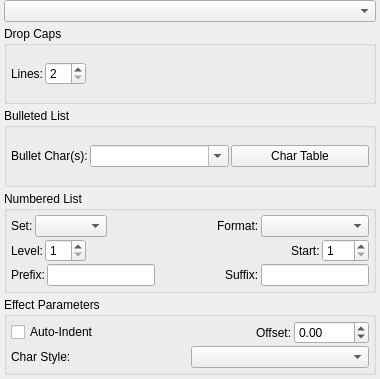
Qt form scribus/ui/propertywidget_pareffectbase.ui (nitramr/scribus) before a commit.
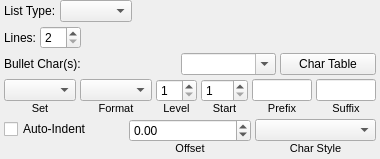
The same form after that commit. Custom widgets are drawn as their Qt base class.

Commit message: parEffect UI redesign

Patch:
```diff
--- a/scribus/ui/propertywidget_pareffectbase.ui
+++ b/scribus/ui/propertywidget_pareffectbase.ui
@@ -2,26 +2,12 @@
 <ui version="4.0">
  <class>PropertyWidget_ParEffectBase</class>
  <widget class="QWidget" name="PropertyWidget_ParEffectBase">
-  <property name="geometry">
-   <rect>
-    <x>0</x>
-    <y>0</y>
-    <width>380</width>
-    <height>379</height>
-   </rect>
-  </property>
   <property name="sizePolicy">
    <sizepolicy hsizetype="MinimumExpanding" vsizetype="MinimumExpanding">
     <horstretch>0</horstretch>
     <verstretch>0</verstretch>
    </sizepolicy>
   </property>
-  <property name="minimumSize">
-   <size>
-    <width>0</width>
-    <height>0</height>
-   </size>
-  </property>
   <property name="maximumSize">
    <size>
     <width>380</width>
@@ -48,28 +34,66 @@
     <number>4</number>
    </property>
    <item>
-    <widget class="QComboBox" name="peCombo"/>
+    <widget class="QWidget" name="widget" native="true">
+     <layout class="QHBoxLayout" name="horizontalLayout_2">
+      <property name="spacing">
+       <number>4</number>
+      </property>
+      <property name="leftMargin">
+       <number>0</number>
+      </property>
+      <property name="topMargin">
+       <number>0</number>
+      </property>
+      <property name="rightMargin">
+       <number>0</number>
+      </property>
+      <property name="bottomMargin">
+       <number>0</number>
+      </property>
+      <item>
+       <widget class="QLabel" name="label">
+        <property name="text">
+         <string>List Type:</string>
+        </property>
+       </widget>
+      </item>
+      <item>
+       <widget class="QComboBox" name="peCombo"/>
+      </item>
+      <item>
+       <spacer name="horizontalSpacer_3">
+        <property name="orientation">
+         <enum>Qt::Horizontal</enum>
+        </property>
+        <property name="sizeHint" stdset="0">
+         <size>
+          <width>40</width>
+          <height>20</height>
+         </size>
+        </property>
+       </spacer>
+      </item>
+     </layout>
+    </widget>
    </item>
    <item>
-    <widget class="QGroupBox" name="dropCapsGroup">
-     <property name="title">
-      <string>Drop Caps</string>
-     </property>
+    <widget class="QWidget" name="dropCapsGroup" native="true">
      <layout class="QHBoxLayout" name="horizontalLayout">
       <property name="spacing">
-       <number>2</number>
+       <number>4</number>
       </property>
       <property name="leftMargin">
-       <number>4</number>
+       <number>0</number>
       </property>
       <property name="topMargin">
-       <number>4</number>
+       <number>0</number>
       </property>
       <property name="rightMargin">
-       <number>4</number>
+       <number>0</number>
       </property>
       <property name="bottomMargin">
-       <number>4</number>
+       <number>0</number>
       </property>
       <item>
        <widget class="QLabel" name="dropCapLinesLabel">
@@ -105,27 +129,47 @@
     </widget>
    </item>
    <item>
-    <widget class="QGroupBox" name="bullGroup">
-     <property name="title">
-      <string>Bulleted List</string>
-     </property>
-     <layout class="QGridLayout" name="gridLayout_3">
+    <widget class="QWidget" name="bullGroup" native="true">
+     <layout class="QHBoxLayout" name="horizontalLayout_3">
+      <property name="spacing">
+       <number>4</number>
+      </property>
       <property name="leftMargin">
-       <number>4</number>
+       <number>0</number>
       </property>
       <property name="topMargin">
-       <number>4</number>
+       <number>0</number>
       </property>
       <property name="rightMargin">
-       <number>4</number>
+       <number>0</number>
       </property>
       <property name="bottomMargin">
-       <number>4</number>
+       <number>0</number>
       </property>
-      <property name="spacing">
-       <number>2</number>
-      </property>
-      <item row="0" column="1">
+      <item>
+       <widget class="QLabel" name="bulletCharLabel">
+        <property name="text">
+         <string>Bullet Char(s):</string>
+        </property>
+        <property name="buddy">
+         <cstring>bulletStrEdit</cstring>
+        </property>
+       </widget>
+      </item>
+      <item>
+       <spacer name="horizontalSpacer_2">
+        <property name="orientation">
+         <enum>Qt::Horizontal</enum>
+        </property>
+        <property name="sizeHint" stdset="0">
+         <size>
+          <width>4</width>
+          <height>10</height>
+         </size>
+        </property>
+       </spacer>
+      </item>
+      <item>
        <widget class="QComboBox" name="bulletStrEdit">
         <property name="sizePolicy">
          <sizepolicy hsizetype="MinimumExpanding" vsizetype="Fixed">
@@ -144,17 +188,7 @@
         </property>
        </widget>
       </item>
-      <item row="0" column="0">
-       <widget class="QLabel" name="bulletCharLabel">
-        <property name="text">
-         <string>Bullet Char(s):</string>
-        </property>
-        <property name="buddy">
-         <cstring>bulletStrEdit</cstring>
-        </property>
-       </widget>
-      </item>
-      <item row="0" column="2">
+      <item>
        <widget class="QPushButton" name="bulletCharTableButton">
         <property name="sizePolicy">
          <sizepolicy hsizetype="MinimumExpanding" vsizetype="Fixed">
@@ -177,92 +211,28 @@
     </widget>
    </item>
    <item>
-    <widget class="QGroupBox" name="numGroup">
-     <property name="title">
-      <string>Numbered List</string>
-     </property>
-     <layout class="QGridLayout" name="gridLayout_2">
+    <widget class="QWidget" name="numGroup" native="true">
+     <layout class="QHBoxLayout" name="horizontalLayout_4" stretch="0,1,0,0,0,0">
+      <property name="spacing">
+       <number>4</number>
+      </property>
       <property name="leftMargin">
-       <number>4</number>
+       <number>0</number>
       </property>
       <property name="topMargin">
-       <number>4</number>
+       <number>0</number>
       </property>
       <property name="rightMargin">
-       <number>4</number>
+       <number>0</number>
       </property>
       <property name="bottomMargin">
-       <number>4</number>
+       <number>0</number>
       </property>
-      <property name="spacing">
-       <number>2</number>
-      </property>
-      <item row="3" column="0" colspan="2">
-       <layout class="QHBoxLayout" name="horizontalLayout_2">
+      <item>
+       <layout class="QVBoxLayout" name="verticalLayout_5">
         <property name="spacing">
-         <number>2</number>
+         <number>0</number>
         </property>
-        <item>
-         <widget class="QLabel" name="numLevelLabel">
-          <property name="text">
-           <string>Level:</string>
-          </property>
-          <property name="buddy">
-           <cstring>numLevelSpin</cstring>
-          </property>
-         </widget>
-        </item>
-        <item>
-         <widget class="QSpinBox" name="numLevelSpin">
-          <property name="minimum">
-           <number>1</number>
-          </property>
-         </widget>
-        </item>
-        <item>
-         <spacer name="horizontalSpacer_2">
-          <property name="orientation">
-           <enum>Qt::Horizontal</enum>
-          </property>
-          <property name="sizeHint" stdset="0">
-           <size>
-            <width>40</width>
-            <height>20</height>
-           </size>
-          </property>
-         </spacer>
-        </item>
-        <item>
-         <widget class="QLabel" name="numStartLabel">
-          <property name="text">
-           <string>Start:</string>
-          </property>
-         </widget>
-        </item>
-        <item>
-         <widget class="QSpinBox" name="numStart">
-          <property name="minimum">
-           <number>1</number>
-          </property>
-          <property name="maximum">
-           <number>999</number>
-          </property>
-         </widget>
-        </item>
-       </layout>
-      </item>
-      <item row="0" column="0" colspan="2">
-       <layout class="QHBoxLayout" name="horizontalLayout_3">
-        <property name="spacing">
-         <number>2</number>
-        </property>
-        <item>
-         <widget class="QLabel" name="numComboLabel">
-          <property name="text">
-           <string>Set:</string>
-          </property>
-         </widget>
-        </item>
         <item>
          <widget class="QComboBox" name="numComboBox">
           <property name="currentIndex">
@@ -271,28 +241,27 @@
          </widget>
         </item>
         <item>
-         <spacer name="horizontalSpacer_3">
-          <property name="orientation">
-           <enum>Qt::Horizontal</enum>
+         <widget class="QLabel" name="numComboLabel">
+          <property name="font">
+           <font>
+            <pointsize>8</pointsize>
+           </font>
           </property>
-          <property name="sizeHint" stdset="0">
-           <size>
-            <width>40</width>
-            <height>20</height>
-           </size>
-          </property>
-         </spacer>
-        </item>
-        <item>
-         <widget class="QLabel" name="numFormatLabel">
           <property name="text">
-           <string>Format:</string>
+           <string>Set</string>
           </property>
-          <property name="buddy">
-           <cstring>numFormatCombo</cstring>
+          <property name="alignment">
+           <set>Qt::AlignCenter</set>
           </property>
          </widget>
         </item>
+       </layout>
+      </item>
+      <item>
+       <layout class="QVBoxLayout" name="verticalLayout_6">
+        <property name="spacing">
+         <number>0</number>
+        </property>
         <item>
          <widget class="QComboBox" name="numFormatCombo">
           <property name="sizePolicy">
@@ -303,99 +272,171 @@
           </property>
          </widget>
         </item>
+        <item>
+         <widget class="QLabel" name="numFormatLabel">
+          <property name="font">
+           <font>
+            <pointsize>8</pointsize>
+           </font>
+          </property>
+          <property name="text">
+           <string>Format</string>
+          </property>
+          <property name="alignment">
+           <set>Qt::AlignCenter</set>
+          </property>
+          <property name="buddy">
+           <cstring>numFormatCombo</cstring>
+          </property>
+         </widget>
+        </item>
        </layout>
       </item>
-      <item row="4" column="0" colspan="2">
-       <layout class="QHBoxLayout" name="horizontalLayout_4">
+      <item>
+       <layout class="QVBoxLayout" name="verticalLayout_7">
         <property name="spacing">
-         <number>2</number>
+         <number>0</number>
         </property>
+        <item>
+         <widget class="QSpinBox" name="numLevelSpin">
+          <property name="minimum">
+           <number>1</number>
+          </property>
+         </widget>
+        </item>
+        <item>
+         <widget class="QLabel" name="numLevelLabel">
+          <property name="font">
+           <font>
+            <pointsize>8</pointsize>
+           </font>
+          </property>
+          <property name="text">
+           <string>Level</string>
+          </property>
+          <property name="alignment">
+           <set>Qt::AlignCenter</set>
+          </property>
+          <property name="buddy">
+           <cstring>numLevelSpin</cstring>
+          </property>
+         </widget>
+        </item>
+       </layout>
+      </item>
+      <item>
+       <layout class="QVBoxLayout" name="verticalLayout_8">
+        <property name="spacing">
+         <number>0</number>
+        </property>
+        <item>
+         <widget class="QSpinBox" name="numStart">
+          <property name="minimum">
+           <number>1</number>
+          </property>
+          <property name="maximum">
+           <number>999</number>
+          </property>
+         </widget>
+        </item>
+        <item>
+         <widget class="QLabel" name="numStartLabel">
+          <property name="font">
+           <font>
+            <pointsize>8</pointsize>
+           </font>
+          </property>
+          <property name="text">
+           <string>Start</string>
+          </property>
+          <property name="alignment">
+           <set>Qt::AlignCenter</set>
+          </property>
+         </widget>
+        </item>
+       </layout>
+      </item>
+      <item>
+       <layout class="QVBoxLayout" name="verticalLayout_9">
+        <property name="spacing">
+         <number>0</number>
+        </property>
+        <item>
+         <widget class="QLineEdit" name="numPrefix"/>
+        </item>
         <item>
          <widget class="QLabel" name="numPrefixLabel">
+          <property name="font">
+           <font>
+            <pointsize>8</pointsize>
+           </font>
+          </property>
           <property name="text">
-           <string>Prefix:</string>
+           <string>Prefix</string>
+          </property>
+          <property name="alignment">
+           <set>Qt::AlignCenter</set>
           </property>
           <property name="buddy">
            <cstring>numPrefix</cstring>
           </property>
          </widget>
         </item>
+       </layout>
+      </item>
+      <item>
+       <layout class="QVBoxLayout" name="verticalLayout_10">
+        <property name="spacing">
+         <number>0</number>
+        </property>
         <item>
-         <widget class="QLineEdit" name="numPrefix"/>
-        </item>
-        <item>
-         <spacer name="horizontalSpacer_4">
-          <property name="orientation">
-           <enum>Qt::Horizontal</enum>
-          </property>
-          <property name="sizeHint" stdset="0">
-           <size>
-            <width>40</width>
-            <height>20</height>
-           </size>
-          </property>
-         </spacer>
+         <widget class="QLineEdit" name="numSuffix"/>
         </item>
         <item>
          <widget class="QLabel" name="numSuffixLabel">
+          <property name="font">
+           <font>
+            <pointsize>8</pointsize>
+           </font>
+          </property>
           <property name="text">
-           <string>Suffix:</string>
+           <string>Suffix</string>
+          </property>
+          <property name="alignment">
+           <set>Qt::AlignCenter</set>
           </property>
           <property name="buddy">
            <cstring>numSuffix</cstring>
           </property>
          </widget>
         </item>
-        <item>
-         <widget class="QLineEdit" name="numSuffix"/>
-        </item>
        </layout>
       </item>
      </layout>
     </widget>
    </item>
    <item>
-    <widget class="QGroupBox" name="peGroup">
-     <property name="title">
-      <string>Effect Parameters</string>
-     </property>
-     <layout class="QGridLayout" name="gridLayout_4">
+    <widget class="QWidget" name="peGroup" native="true">
+     <layout class="QHBoxLayout" name="horizontalLayout_5">
+      <property name="spacing">
+       <number>4</number>
+      </property>
       <property name="leftMargin">
-       <number>4</number>
+       <number>0</number>
       </property>
       <property name="topMargin">
-       <number>4</number>
+       <number>0</number>
       </property>
       <property name="rightMargin">
-       <number>4</number>
+       <number>0</number>
       </property>
       <property name="bottomMargin">
-       <number>4</number>
+       <number>0</number>
       </property>
-      <property name="spacing">
-       <number>2</number>
-      </property>
-      <item row="6" column="0">
-       <widget class="QLabel" name="peCharStyleLabel">
-        <property name="text">
-         <string>Char Style:</string>
-        </property>
-        <property name="buddy">
-         <cstring>peCharStyleCombo</cstring>
-        </property>
-       </widget>
-      </item>
-      <item row="6" column="1">
-       <widget class="CharStyleComboBox" name="peCharStyleCombo">
-        <property name="toolTip">
-         <string>Choose Character Style or leave blank to use default Paragraph Style</string>
-        </property>
-       </widget>
-      </item>
-      <item row="1" column="0" colspan="2">
-       <layout class="QHBoxLayout" name="horizontalLayout_5">
+      <item>
+       <layout class="QVBoxLayout" name="verticalLayout_2">
         <property name="spacing">
-         <number>2</number>
+         <number>0</number>
         </property>
         <item>
          <widget class="QCheckBox" name="peIndent">
@@ -405,28 +446,25 @@
          </widget>
         </item>
         <item>
-         <spacer name="horizontalSpacer_5">
+         <spacer name="verticalSpacer">
           <property name="orientation">
-           <enum>Qt::Horizontal</enum>
+           <enum>Qt::Vertical</enum>
           </property>
           <property name="sizeHint" stdset="0">
            <size>
-            <width>40</width>
-            <height>20</height>
+            <width>1</width>
+            <height>10</height>
            </size>
           </property>
          </spacer>
         </item>
-        <item>
-         <widget class="QLabel" name="peOffsetLabel">
-          <property name="text">
-           <string>Offset:</string>
-          </property>
-          <property name="buddy">
-           <cstring>peOffset</cstring>
-          </property>
-         </widget>
-        </item>
+       </layout>
+      </item>
+      <item>
+       <layout class="QVBoxLayout" name="verticalLayout_3">
+        <property name="spacing">
+         <number>0</number>
+        </property>
         <item>
          <widget class="ScrSpinBox" name="peOffset">
           <property name="minimum">
@@ -434,6 +472,56 @@
           </property>
           <property name="maximum">
            <double>3000.000000000000000</double>
+          </property>
+         </widget>
+        </item>
+        <item>
+         <widget class="QLabel" name="peOffsetLabel">
+          <property name="font">
+           <font>
+            <pointsize>8</pointsize>
+           </font>
+          </property>
+          <property name="text">
+           <string>Offset</string>
+          </property>
+          <property name="alignment">
+           <set>Qt::AlignCenter</set>
+          </property>
+          <property name="buddy">
+           <cstring>peOffset</cstring>
+          </property>
+         </widget>
+        </item>
+       </layout>
+      </item>
+      <item>
+       <layout class="QVBoxLayout" name="verticalLayout_4">
+        <property name="spacing">
+         <number>0</number>
+        </property>
+        <item>
+         <widget class="CharStyleComboBox" name="peCharStyleCombo">
+          <property name="toolTip">
+           <string>Choose Character Style or leave blank to use default Paragraph Style</string>
+          </property>
+         </widget>
+        </item>
+        <item>
+         <widget class="QLabel" name="peCharStyleLabel">
+          <property name="font">
+           <font>
+            <pointsize>8</pointsize>
+           </font>
+          </property>
+          <property name="text">
+           <string>Char Style</string>
+          </property>
+          <property name="alignment">
+           <set>Qt::AlignCenter</set>
+          </property>
+          <property name="buddy">
+           <cstring>peCharStyleCombo</cstring>
           </property>
          </widget>
         </item>
```
Left out of the diff: 3 changed lines with no effect on the pictures. The commit also changes 1 other file.
